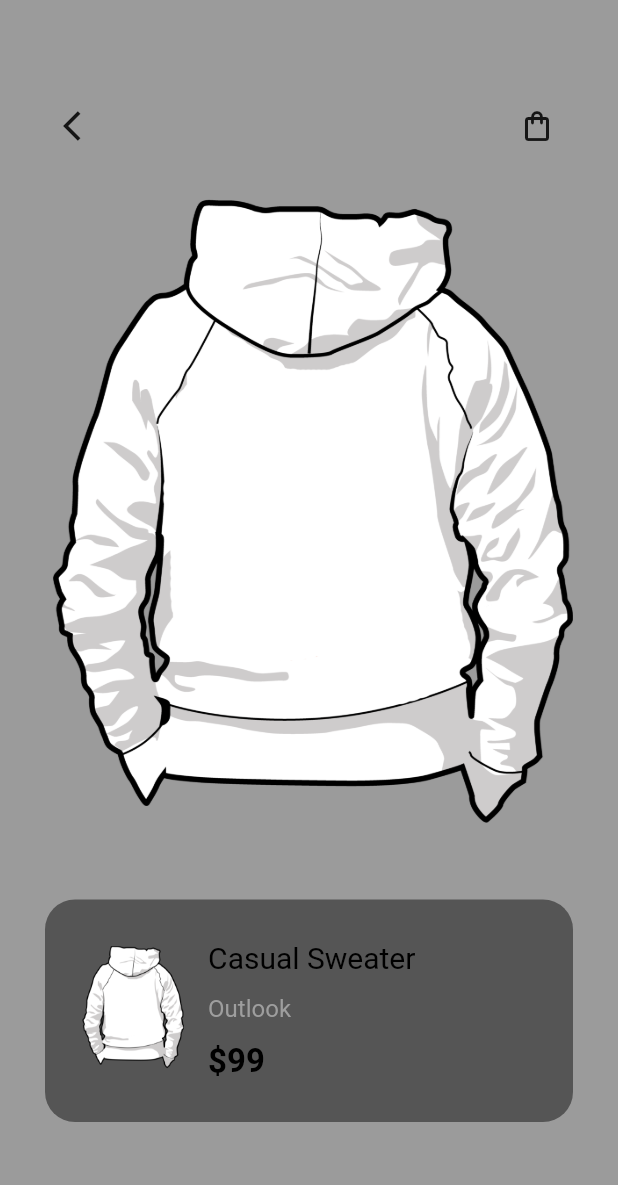
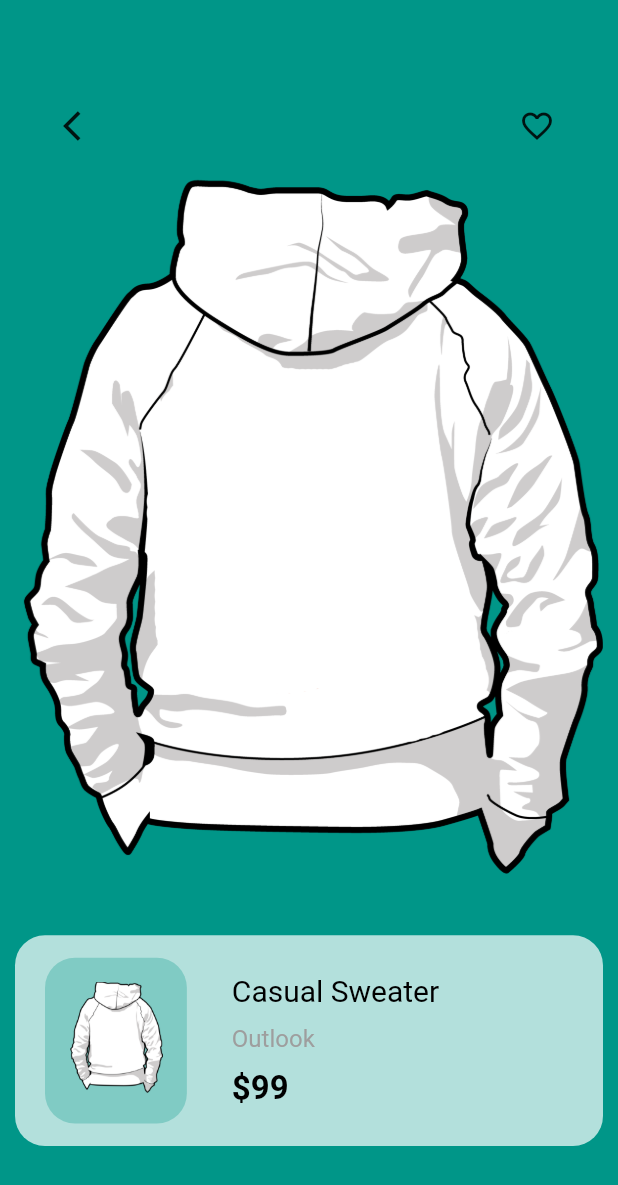
Before and after one commit to fnAdil/shop_app_elastic_drawer, a Flutter app: the screen it shows after launch, on a phone screen of 412 x 824 dp. Shown: the top 1185 px of the screen. Run offline on Flutter 3.47's test engine with Material 2 defaults, Android fonts, the phone set to English and light mode, and no system bars.

Commit message:
commit_3

```diff
--- a/lib/components/appbar.dart
+++ b/lib/components/appbar.dart
@@ -2,12 +2,18 @@ import 'package:flutter/cupertino.dart';
 import 'package:flutter/material.dart';
 
 class CustomAppBar extends StatelessWidget {
-  const CustomAppBar({Key? key, required this.func}) : super(key: key);
+  const CustomAppBar({Key? key, required this.func, required this.iconRight})
+      : super(key: key);
   final void Function() func;
+  final Icon iconRight;
 
   @override
   Widget build(BuildContext context) {
-    return Row(
+    return Padding(
+      padding: const EdgeInsets.symmetric(
+        horizontal: 20,
+      ),
+      child: Row(
         mainAxisAlignment: MainAxisAlignment.spaceBetween,
         children: [
           IconButton(
@@ -15,11 +21,12 @@ class CustomAppBar extends StatelessWidget {
             onPressed: func,
           ),
           IconButton(
-            icon: const Icon(Icons.shopping_bag_outlined),
+              icon: iconRight,
               onPressed: () {
                 print("shop");
               }),
         ],
+      ),
     );
   }
 }
--- a/lib/components/body.dart
+++ b/lib/components/body.dart
@@ -13,23 +13,25 @@ class Body extends StatelessWidget {
 
   @override
   Widget build(BuildContext context) {
-    return Container(
-      height: size.height * 0.8,
+    return Expanded(
       child: Column(
         mainAxisAlignment: MainAxisAlignment.spaceEvenly,
         children: [
-          SizedBox(
-            height: size.height * 0.55,
+          Expanded(
+            flex: 11,
             child: Image.asset("assets/images/d.png"),
           ),
-          InfoCard(
+          Expanded(
+            flex: 3,
+            child: InfoCard(
               size: size,
               func: () {
                 Navigator.push(
                   context,
-                MaterialPageRoute(builder: (context) => DetailPage()),
+                  MaterialPageRoute(builder: (context) => const DetailPage()),
                 );
               },
+            ),
           )
         ],
       ),
--- a/lib/components/info_card.dart
+++ b/lib/components/info_card.dart
@@ -16,18 +16,25 @@ class InfoCard extends StatelessWidget {
   Widget build(BuildContext context) {
     return GestureDetector(
       onTap: func,
-      child: SizedBox(
-        height: size.height * 0.18,
       child: Container(
         decoration: BoxDecoration(
-              color: Colors.black45, borderRadius: BorderRadius.circular(20)),
-          padding: const EdgeInsets.symmetric(vertical: 15, horizontal: 8),
+            color: Colors.white70, borderRadius: BorderRadius.circular(20)),
+        padding: const EdgeInsets.symmetric(
+          vertical: 15,
+          horizontal: 20,
+        ),
         child: Row(
-            mainAxisAlignment: MainAxisAlignment.start,
           children: [
-              Padding(
+            Container(
+              decoration: BoxDecoration(
+                  color: Colors.teal[200],
+                  borderRadius: BorderRadius.circular(20)),
               padding: const EdgeInsets.all(16.0),
               child: Image.asset("assets/images/d.png"),
+            ),
+            // ignore: prefer_const_constructors
+            SizedBox(
+              width: 30,
             ),
             Column(
               mainAxisAlignment: MainAxisAlignment.spaceEvenly,
@@ -56,7 +63,6 @@ class InfoCard extends StatelessWidget {
           ],
         ),
       ),
-      ),
     );
   }
 }
--- a/lib/main.dart
+++ b/lib/main.dart
@@ -16,7 +16,7 @@ class MyApp extends StatelessWidget {
         title: 'Flutter Demo',
         debugShowCheckedModeBanner: false,
         theme: ThemeData(
-          primarySwatch: Colors.blue,
+          primarySwatch: Colors.teal,
         ),
         home: const Home());
   }
--- a/lib/screens/home.dart
+++ b/lib/screens/home.dart
@@ -1,7 +1,6 @@
 import 'package:flutter/cupertino.dart';
 import 'package:flutter/material.dart';
 import 'package:shop_app_elastic_drawer/components/appbar.dart';
-import 'package:shop_app_elastic_drawer/components/info_card.dart';
 
 import '../components/body.dart';
 
@@ -15,8 +14,8 @@ class Home extends StatelessWidget {
     Size size = MediaQuery.of(context).size;
     return Scaffold(
       body: Container(
-        padding: const EdgeInsets.symmetric(vertical: 60, horizontal: 30),
-        color: Colors.black38,
+        padding: const EdgeInsets.symmetric(vertical: 60, horizontal: 10),
+        color: Colors.teal,
         child: Column(
           mainAxisAlignment: MainAxisAlignment.spaceBetween,
           children: [
@@ -24,6 +23,7 @@ class Home extends StatelessWidget {
               func: () {
                 print("back");
               },
+              iconRight: const Icon(Icons.favorite_outline),
             ),
             Body(
               size: size,
```
Also changed, not shown: lib/screens/detail_page.dart (+29 -6 lines). Lines whose indentation alone changed are shown as unchanged.
